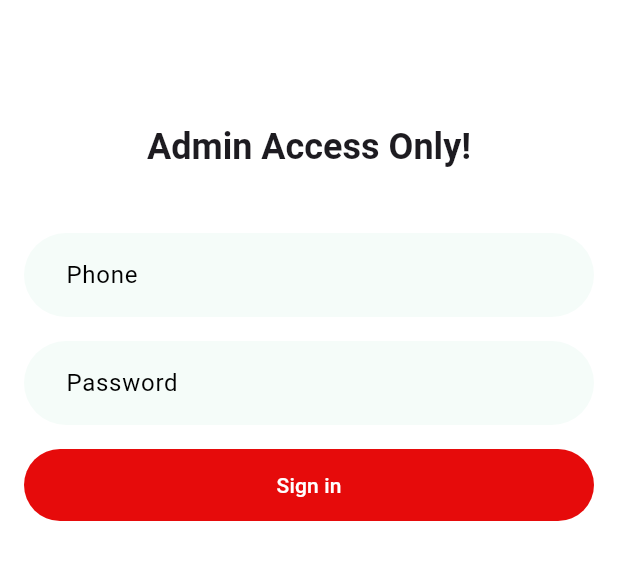
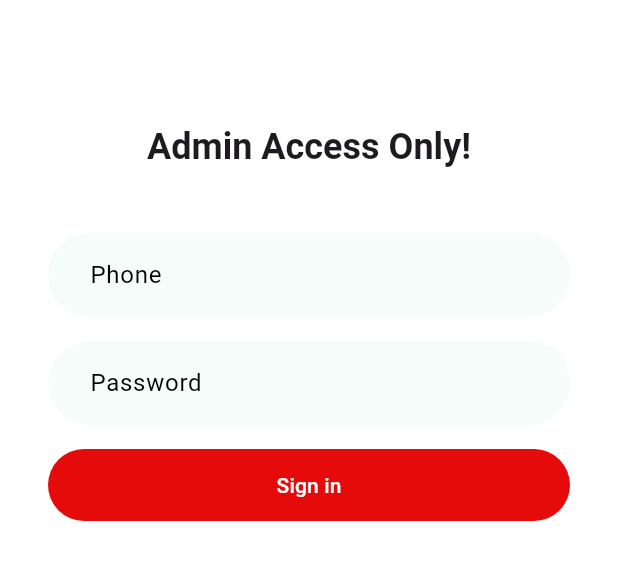
Before and after one commit to Imran-decoder/E-Learning-Platform, a Flutter app: the AdminLogin screen opened by its route, on a phone screen of 412 x 824 dp, the part 274-854 px from its top. Run offline on Flutter 3.47's test engine with Material 3 defaults, Android fonts, the phone set to English and light mode, and no system bars; our stand-ins replace cloud_firestore, firebase_auth, firebase_core, flutter_svg, google_fonts, google_generative_ai and 4 more; accounts and stored records are empty.

Commit message:
Updated the desktop interface for admin login and sign up page

```diff
--- a/lib/Onboarding/admin_login.dart
+++ b/lib/Onboarding/admin_login.dart
@@ -13,7 +13,9 @@ class AdminLogin extends StatelessWidget {
           builder: (context, constraints) {
             return SingleChildScrollView(
               padding: const EdgeInsets.symmetric(horizontal: 16.0),
+              child: Center( // Center everything within this container
                 child: Column(
+                  mainAxisAlignment: MainAxisAlignment.center, // Vertically center the form
                   children: [
                     SizedBox(height: constraints.maxHeight * 0.1),
                     Image.asset(
@@ -29,21 +31,25 @@ class AdminLogin extends StatelessWidget {
                           .copyWith(fontWeight: FontWeight.bold),
                     ),
                     SizedBox(height: constraints.maxHeight * 0.05),
-                  Form(
+                    // Form container
+                    Container(
+                      width: constraints.maxWidth > 600 ? 400 : double.infinity, // Center on large screens
+                      padding: const EdgeInsets.symmetric(horizontal: 16.0),
+                      child: Form(
                         key: _formKey,
                         child: Column(
                           children: [
+                            // Phone number field
                             TextFormField(
                               decoration: const InputDecoration(
                                 hintText: 'Phone',
                                 filled: true,
                                 fillColor: Color(0xFFF5FCF9),
-                            contentPadding: const EdgeInsets.symmetric(
-                                horizontal: 16.0 * 1.5, vertical: 16.0),
-                            border: const OutlineInputBorder(
+                                contentPadding: EdgeInsets.symmetric(
+                                    horizontal: 24.0, vertical: 16.0),
+                                border: OutlineInputBorder(
                                   borderSide: BorderSide.none,
-                              borderRadius:
-                                  BorderRadius.all(Radius.circular(50)),
+                                  borderRadius: BorderRadius.all(Radius.circular(50)),
                                 ),
                               ),
                               keyboardType: TextInputType.phone,
@@ -53,25 +59,26 @@ class AdminLogin extends StatelessWidget {
                             ),
                             Padding(
                               padding: const EdgeInsets.symmetric(vertical: 16.0),
+                              // Password field
                               child: TextFormField(
                                 obscureText: true,
                                 decoration: const InputDecoration(
                                   hintText: 'Password',
                                   filled: true,
                                   fillColor: Color(0xFFF5FCF9),
-                              contentPadding: const EdgeInsets.symmetric(
-                                  horizontal: 16.0 * 1.5, vertical: 16.0),
+                                  contentPadding: EdgeInsets.symmetric(
+                                      horizontal: 24.0, vertical: 16.0),
                                   border: OutlineInputBorder(
                                     borderSide: BorderSide.none,
-                                borderRadius:
-                                    BorderRadius.all(Radius.circular(50)),
+                                    borderRadius: BorderRadius.all(Radius.circular(50)),
                                   ),
                                 ),
-                            onSaved: (passaword) {
+                                onSaved: (password) {
                                   // Save it
                                 },
                               ),
                             ),
+                            // Sign in button
                             ElevatedButton(
                               onPressed: () {
                                 if (_formKey.currentState!.validate()) {
@@ -89,11 +96,12 @@ class AdminLogin extends StatelessWidget {
                               child: const Text("Sign in"),
                             ),
                             const SizedBox(height: 16.0),
-
                           ],
                         ),
                       ),
+                    ),
                   ],
+                ),
               ),
             );
           },
```
Also changed, not shown: lib/Onboarding/sign-up.dart (+31 -7 lines). Lines whose indentation alone changed are shown as unchanged.
